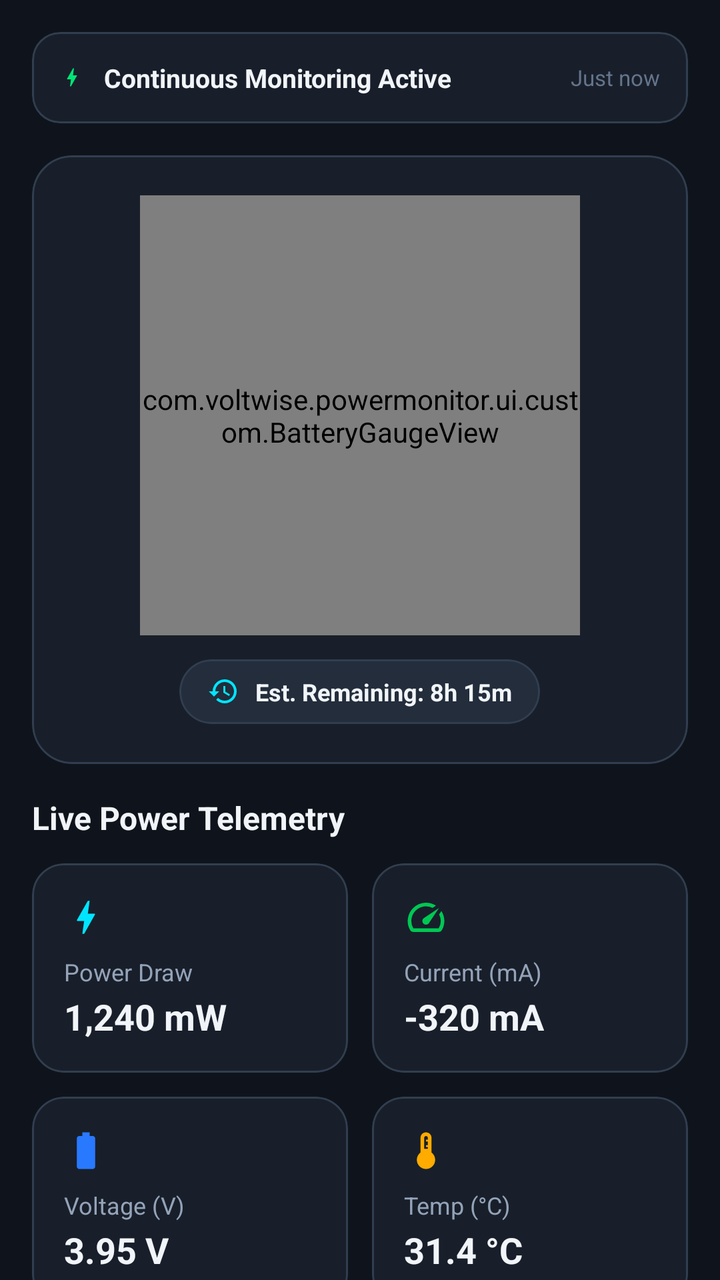
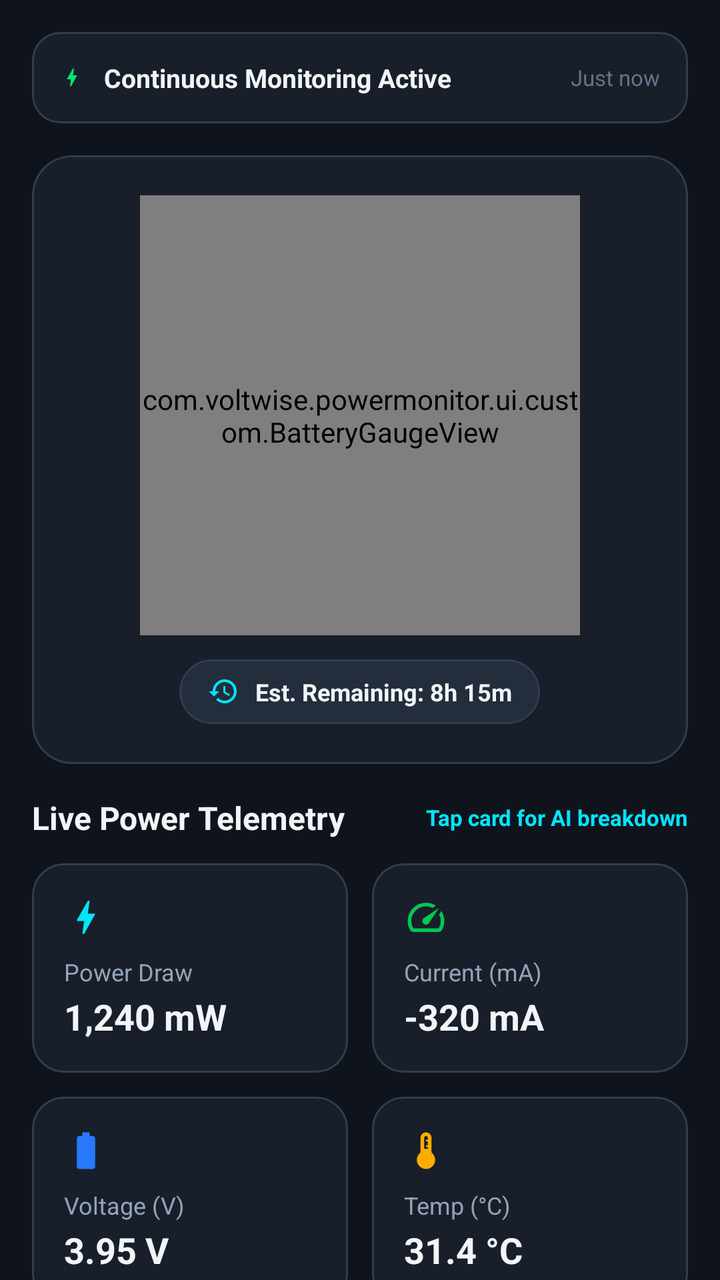

Two renders of the same Android screen: before a commit and after it. Below are the layout's source before the change and the commit's diff.
<!-- AndroidManifest.xml: application theme Theme.VoltWise -->
<!-- res/layout/fragment_dashboard.xml -->
<?xml version="1.0" encoding="utf-8"?>
<androidx.core.widget.NestedScrollView xmlns:android="http://schemas.android.com/apk/res/android"
    xmlns:app="http://schemas.android.com/apk/res-auto"
    android:layout_width="match_parent"
    android:layout_height="match_parent"
    android:fillViewport="true"
    android:background="@color/bg_dark">

    <LinearLayout
        android:layout_width="match_parent"
        android:layout_height="wrap_content"
        android:orientation="vertical"
        android:padding="16dp">

        
        <com.google.android.material.card.MaterialCardView
            android:id="@+id/cardStatusBanner"
            android:layout_width="match_parent"
            android:layout_height="wrap_content"
            app:cardBackgroundColor="@color/surface_dark"
            app:strokeColor="@color/card_stroke_dark"
            app:strokeWidth="1dp"
            app:cardCornerRadius="14dp"
            android:layout_marginBottom="16dp">

            <LinearLayout
                android:layout_width="match_parent"
                android:layout_height="wrap_content"
                android:orientation="horizontal"
                android:gravity="center_vertical"
                android:padding="14dp">

                <ImageView
                    android:id="@+id/ivStatusDot"
                    android:layout_width="12dp"
                    android:layout_height="12dp"
                    android:src="@drawable/ic_bolt"
                    app:tint="@color/battery_good" />

                <TextView
                    android:id="@+id/tvStatusBannerText"
                    android:layout_width="0dp"
                    android:layout_height="wrap_content"
                    android:layout_weight="1"
                    android:layout_marginStart="10dp"
                    android:text="@string/monitoring_active"
                    android:textColor="@color/text_primary_dark"
                    android:textSize="13sp"
                    android:textStyle="bold" />

                <TextView
                    android:id="@+id/tvLastSampleTime"
                    android:layout_width="wrap_content"
                    android:layout_height="wrap_content"
                    android:text="Just now"
                    android:textColor="@color/text_tertiary_dark"
                    android:textSize="11sp" />
            </LinearLayout>
        </com.google.android.material.card.MaterialCardView>

        
        <com.google.android.material.card.MaterialCardView
            android:layout_width="match_parent"
            android:layout_height="wrap_content"
            app:cardBackgroundColor="@color/surface_dark"
            app:strokeColor="@color/card_stroke_dark"
            app:strokeWidth="1dp"
            app:cardCornerRadius="20dp"
            android:layout_marginBottom="16dp">

            <LinearLayout
                android:layout_width="match_parent"
                android:layout_height="wrap_content"
                android:orientation="vertical"
                android:gravity="center_horizontal"
                android:padding="20dp">

                <com.voltwise.powermonitor.ui.custom.BatteryGaugeView
                    android:id="@+id/batteryGauge"
                    android:layout_width="220dp"
                    android:layout_height="220dp" />

                
                <com.google.android.material.card.MaterialCardView
                    android:layout_width="wrap_content"
                    android:layout_height="wrap_content"
                    app:cardBackgroundColor="@color/surface_variant_dark"
                    app:strokeColor="@color/card_stroke_dark"
                    app:strokeWidth="1dp"
                    app:cardCornerRadius="20dp"
                    android:layout_marginTop="12dp">

                    <LinearLayout
                        android:layout_width="wrap_content"
                        android:layout_height="wrap_content"
                        android:orientation="horizontal"
                        android:gravity="center_vertical"
                        android:paddingHorizontal="14dp"
                        android:paddingVertical="8dp">

                        <ImageView
                            android:layout_width="16dp"
                            android:layout_height="16dp"
                            android:src="@drawable/ic_history"
                            app:tint="@color/secondary" />

                        <TextView
                            android:id="@+id/tvRemainingEstimate"
                            android:layout_width="wrap_content"
                            android:layout_height="wrap_content"
                            android:layout_marginStart="8dp"
                            android:text="Est. Remaining: 8h 15m"
                            android:textColor="@color/text_primary_dark"
                            android:textSize="12sp"
                            android:textStyle="bold" />
                    </LinearLayout>
                </com.google.android.material.card.MaterialCardView>
            </LinearLayout>
        </com.google.android.material.card.MaterialCardView>

        
        <TextView
            android:layout_width="wrap_content"
            android:layout_height="wrap_content"
            android:text="@string/title_live_telemetry"
            android:textColor="@color/text_primary_dark"
            android:textSize="16sp"
            android:textStyle="bold"
            android:layout_marginBottom="12dp" />

        
        <LinearLayout
            android:layout_width="match_parent"
            android:layout_height="wrap_content"
            android:orientation="horizontal"
            android:layout_marginBottom="12dp">

            
            <com.google.android.material.card.MaterialCardView
                android:layout_width="0dp"
                android:layout_height="wrap_content"
                android:layout_weight="1"
                android:layout_marginEnd="6dp"
                app:cardBackgroundColor="@color/surface_dark"
                app:strokeColor="@color/card_stroke_dark"
                app:strokeWidth="1dp"
                app:cardCornerRadius="16dp">

                <LinearLayout
                    android:layout_width="match_parent"
                    android:layout_height="wrap_content"
                    android:orientation="vertical"
                    android:padding="16dp">

                    <ImageView
                        android:layout_width="22dp"
                        android:layout_height="22dp"
                        android:src="@drawable/ic_bolt"
                        app:tint="@color/secondary" />

                    <TextView
                        android:layout_width="wrap_content"
                        android:layout_height="wrap_content"
                        android:layout_marginTop="8dp"
                        android:text="@string/label_power"
                        android:textColor="@color/text_secondary_dark"
                        android:textSize="12sp" />

                    <TextView
                        android:id="@+id/tvPowerMw"
                        android:layout_width="wrap_content"
                        android:layout_height="wrap_content"
                        android:layout_marginTop="2dp"
                        android:text="1,240 mW"
                        android:textColor="@color/text_primary_dark"
                        android:textSize="18sp"
                        android:textStyle="bold" />
                </LinearLayout>
            </com.google.android.material.card.MaterialCardView>

            
            <com.google.android.material.card.MaterialCardView
                android:layout_width="0dp"
                android:layout_height="wrap_content"
                android:layout_weight="1"
                android:layout_marginStart="6dp"
                app:cardBackgroundColor="@color/surface_dark"
                app:strokeColor="@color/card_stroke_dark"
                app:strokeWidth="1dp"
                app:cardCornerRadius="16dp">

                <LinearLayout
                    android:layout_width="match_parent"
                    android:layout_height="wrap_content"
                    android:orientation="vertical"
                    android:padding="16dp">

                    <ImageView
                        android:layout_width="22dp"
                        android:layout_height="22dp"
                        android:src="@drawable/ic_speed"
                        app:tint="@color/primary" />

                    <TextView
                        android:layout_width="wrap_content"
                        android:layout_height="wrap_content"
                        android:layout_marginTop="8dp"
                        android:text="@string/label_current"
                        android:textColor="@color/text_secondary_dark"
                        android:textSize="12sp" />

                    <TextView
                        android:id="@+id/tvCurrentMa"
                        android:layout_width="wrap_content"
                        android:layout_height="wrap_content"
                        android:layout_marginTop="2dp"
                        android:text="-320 mA"
                        android:textColor="@color/text_primary_dark"
                        android:textSize="18sp"
                        android:textStyle="bold" />
                </LinearLayout>
            </com.google.android.material.card.MaterialCardView>
        </LinearLayout>

        
        <LinearLayout
            android:layout_width="match_parent"
            android:layout_height="wrap_content"
            android:orientation="horizontal"
            android:layout_marginBottom="12dp">

            
            <com.google.android.material.card.MaterialCardView
                android:layout_width="0dp"
                android:layout_height="wrap_content"
                android:layout_weight="1"
                android:layout_marginEnd="6dp"
                app:cardBackgroundColor="@color/surface_dark"
                app:strokeColor="@color/card_stroke_dark"
                app:strokeWidth="1dp"
                app:cardCornerRadius="16dp">

                <LinearLayout
                    android:layout_width="match_parent"
                    android:layout_height="wrap_content"
                    android:orientation="vertical"
                    android:padding="16dp">

                    <ImageView
                        android:layout_width="22dp"
                        android:layout_height="22dp"
                        android:src="@drawable/ic_battery_std"
                        app:tint="@color/accent_blue" />

                    <TextView
                        android:layout_width="wrap_content"
                        android:layout_height="wrap_content"
                        android:layout_marginTop="8dp"
                        android:text="@string/label_voltage"
                        android:textColor="@color/text_secondary_dark"
                        android:textSize="12sp" />

                    <TextView
                        android:id="@+id/tvVoltage"
                        android:layout_width="wrap_content"
                        android:layout_height="wrap_content"
                        android:layout_marginTop="2dp"
                        android:text="3.95 V"
                        android:textColor="@color/text_primary_dark"
                        android:textSize="18sp"
                        android:textStyle="bold" />
                </LinearLayout>
            </com.google.android.material.card.MaterialCardView>

            
            <com.google.android.material.card.MaterialCardView
                android:layout_width="0dp"
                android:layout_height="wrap_content"
                android:layout_weight="1"
                android:layout_marginStart="6dp"
                app:cardBackgroundColor="@color/surface_dark"
                app:strokeColor="@color/card_stroke_dark"
                app:strokeWidth="1dp"
                app:cardCornerRadius="16dp">

                <LinearLayout
                    android:layout_width="match_parent"
                    android:layout_height="wrap_content"
                    android:orientation="vertical"
                    android:padding="16dp">

                    <ImageView
                        android:layout_width="22dp"
                        android:layout_height="22dp"
                        android:src="@drawable/ic_thermostat"
                        app:tint="@color/temp_warm" />

                    <TextView
                        android:layout_width="wrap_content"
                        android:layout_height="wrap_content"
                        android:layout_marginTop="8dp"
                        android:text="@string/label_temperature"
                        android:textColor="@color/text_secondary_dark"
                        android:textSize="12sp" />

                    <TextView
                        android:id="@+id/tvTemperature"
                        android:layout_width="wrap_content"
                        android:layout_height="wrap_content"
                        android:layout_marginTop="2dp"
                        android:text="31.4 °C"
                        android:textColor="@color/text_primary_dark"
                        android:textSize="18sp"
                        android:textStyle="bold" />
                </LinearLayout>
            </com.google.android.material.card.MaterialCardView>
        </LinearLayout>

        
        <LinearLayout
            android:layout_width="match_parent"
            android:layout_height="wrap_content"
            android:orientation="horizontal"
            android:layout_marginBottom="24dp">

            
            <com.google.android.material.card.MaterialCardView
                android:layout_width="0dp"
                android:layout_height="wrap_content"
                android:layout_weight="1"
                android:layout_marginEnd="6dp"
                app:cardBackgroundColor="@color/surface_dark"
                app:strokeColor="@color/card_stroke_dark"
                app:strokeWidth="1dp"
                app:cardCornerRadius="16dp">

                <LinearLayout
                    android:layout_width="match_parent"
                    android:layout_height="wrap_content"
                    android:orientation="vertical"
                    android:padding="16dp">

                    <ImageView
                        android:layout_width="22dp"
                        android:layout_height="22dp"
                        android:src="@drawable/ic_check_circle"
                        app:tint="@color/battery_good" />

                    <TextView
                        android:layout_width="wrap_content"
                        android:layout_height="wrap_content"
                        android:layout_marginTop="8dp"
                        android:text="@string/label_health"
                        android:textColor="@color/text_secondary_dark"
                        android:textSize="12sp" />

                    <TextView
                        android:id="@+id/tvHealth"
                        android:layout_width="wrap_content"
                        android:layout_height="wrap_content"
                        android:layout_marginTop="2dp"
                        android:text="GOOD"
                        android:textColor="@color/text_primary_dark"
                        android:textSize="16sp"
                        android:textStyle="bold" />
                </LinearLayout>
            </com.google.android.material.card.MaterialCardView>

            
            <com.google.android.material.card.MaterialCardView
                android:layout_width="0dp"
                android:layout_height="wrap_content"
                android:layout_weight="1"
                android:layout_marginStart="6dp"
                app:cardBackgroundColor="@color/surface_dark"
                app:strokeColor="@color/card_stroke_dark"
                app:strokeWidth="1dp"
                app:cardCornerRadius="16dp">

                <LinearLayout
                    android:layout_width="match_parent"
                    android:layout_height="wrap_content"
                    android:orientation="vertical"
                    android:padding="16dp">

                    <ImageView
                        android:layout_width="22dp"
                        android:layout_height="22dp"
                        android:src="@drawable/ic_battery_charging"
                        app:tint="@color/secondary" />

                    <TextView
                        android:layout_width="wrap_content"
                        android:layout_height="wrap_content"
                        android:layout_marginTop="8dp"
                        android:text="@string/label_plug"
                        android:textColor="@color/text_secondary_dark"
                        android:textSize="12sp" />

                    <TextView
                        android:id="@+id/tvPlugSource"
                        android:layout_width="wrap_content"
                        android:layout_height="wrap_content"
                        android:layout_marginTop="2dp"
                        android:text="BATTERY"
                        android:textColor="@color/text_primary_dark"
                        android:textSize="16sp"
                        android:textStyle="bold" />
                </LinearLayout>
            </com.google.android.material.card.MaterialCardView>
        </LinearLayout>

    </LinearLayout>
</androidx.core.widget.NestedScrollView>
<!-- resources referenced by this layout -->
<resources>
  <color name="accent_blue">#2979FF</color>
  <color name="battery_good">#00E676</color>
  <color name="bg_dark">#0F141C</color>
  <color name="card_stroke_dark">#313E4F</color>
  <color name="primary">#00C853</color>
  <color name="secondary">#00E5FF</color>
  <color name="surface_dark">#181F2A</color>
  <color name="surface_variant_dark">#232D3B</color>
  <color name="temp_warm">#FFAB00</color>
  <color name="text_primary_dark">#F1F5F9</color>
  <color name="text_secondary_dark">#94A3B8</color>
  <color name="text_tertiary_dark">#64748B</color>
  <!-- drawable ic_battery_charging (drawable) -->
  <vector xmlns:android="http://schemas.android.com/apk/res/android"
      android:width="24dp"
      android:height="24dp"
      android:viewportWidth="24"
      android:viewportHeight="24">
      <path
          android:fillColor="#FFFFFFFF"
          android:pathData="M15.67,4H14V2h-4v2H8.33C7.6,4 7,4.6 7,5.33v15.33C7,21.4 7.6,22 8.33,22h7.33c0.74,0 1.34,-0.6 1.34,-1.33V5.33C17,4.6 16.4,4 15.67,4zm-2.67,11h-2v3l-3,-5h2V9l3,5z"/>
  </vector>
  <!-- drawable ic_battery_std (drawable) -->
  <vector xmlns:android="http://schemas.android.com/apk/res/android"
      android:width="24dp"
      android:height="24dp"
      android:viewportWidth="24"
      android:viewportHeight="24">
      <path
          android:fillColor="#FFFFFFFF"
          android:pathData="M15.67,4H14V2h-4v2H8.33C7.6,4 7,4.6 7,5.33v15.33C7,21.4 7.6,22 8.33,22h7.33c0.74,0 1.34,-0.6 1.34,-1.33V5.33C17,4.6 16.4,4 15.67,4z"/>
  </vector>
  <!-- drawable ic_bolt (drawable) -->
  <vector xmlns:android="http://schemas.android.com/apk/res/android"
      android:width="24dp"
      android:height="24dp"
      android:viewportWidth="24"
      android:viewportHeight="24">
      <path
          android:fillColor="#FFFFFFFF"
          android:pathData="M11,21h-1l1,-7H7.5c-0.58,0 -0.57,-0.32 -0.38,-0.66 0.19,-0.34 0.05,-0.08 0.07,-0.12C8.48,10.94 10.42,7.54 13,3h1l-1,7h3.5c0.49,0 0.56,0.33 0.31,0.68l-0.12,0.17L11,21z"/>
  </vector>
  <!-- drawable ic_check_circle (drawable) -->
  <vector xmlns:android="http://schemas.android.com/apk/res/android"
      android:width="24dp"
      android:height="24dp"
      android:viewportWidth="24"
      android:viewportHeight="24">
      <path
          android:fillColor="#FFFFFFFF"
          android:pathData="M12,2C6.48,2 2,6.48 2,12s4.48,10 10,10 10,-4.48 10,-10S17.52,2 12,2zm-2,15l-5,-5 1.41,-1.41L10,14.17l7.59,-7.59L19,8l-9,9z"/>
  </vector>
  <!-- drawable ic_thermostat (drawable) -->
  <vector xmlns:android="http://schemas.android.com/apk/res/android"
      android:width="24dp"
      android:height="24dp"
      android:viewportWidth="24"
      android:viewportHeight="24">
      <path
          android:fillColor="#FFFFFFFF"
          android:pathData="M15,13V5c0,-1.66 -1.34,-3 -3,-3S9,3.34 9,5v8c-1.21,0.91 -2,2.37 -2,4 0,2.76 2.24,5 5,5s5,-2.24 5,-5c0,-1.63 -0.79,-3.09 -2,-4zm-4,-2V5c0,-0.55 0.45,-1 1,-1s1,0.45 1,1v1h-1v1h1v2h-1v1h1v1h-2z"/>
  </vector>
  <string name="label_current">Current (mA)</string>
  <string name="label_health">Health</string>
  <string name="label_plug">Source</string>
  <string name="label_power">Power Draw</string>
  <string name="label_temperature">Temp (°C)</string>
  <string name="label_voltage">Voltage (V)</string>
  <string name="monitoring_active">Continuous Monitoring Active</string>
  <string name="title_live_telemetry">Live Power Telemetry</string>
  <color name="on_primary">#FFFFFF</color>
  <color name="on_secondary">#000000</color>
  <color name="bg_light">#F8FAFC</color>
  <color name="surface_light">#FFFFFF</color>
  <color name="surface_variant_light">#EDF2F7</color>
  <color name="card_stroke_light">#E2E8F0</color>
  <!-- unchanged entries left out for length: 3 -->
</resources>

<!-- the commit's change to res/layout/fragment_dashboard.xml (unified diff, before → after) -->
@@ -17,6 +17,9 @@
             android:id="@+id/cardStatusBanner"
             android:layout_width="match_parent"
             android:layout_height="wrap_content"
+            android:clickable="true"
+            android:focusable="true"
+            android:foreground="?attr/selectableItemBackground"
             app:cardBackgroundColor="@color/surface_dark"
             app:strokeColor="@color/card_stroke_dark"
             app:strokeWidth="1dp"
@@ -60,8 +63,12 @@
 
         
         <com.google.android.material.card.MaterialCardView
-            android:layout_width="match_parent"
-            android:layout_height="wrap_content"
+            android:id="@+id/cardBatteryGauge"
+            android:layout_width="match_parent"
+            android:layout_height="wrap_content"
+            android:clickable="true"
+            android:focusable="true"
+            android:foreground="?attr/selectableItemBackground"
             app:cardBackgroundColor="@color/surface_dark"
             app:strokeColor="@color/card_stroke_dark"
             app:strokeWidth="1dp"
@@ -82,8 +89,12 @@
 
                 
                 <com.google.android.material.card.MaterialCardView
+                    android:id="@+id/cardRemainingEstimate"
                     android:layout_width="wrap_content"
                     android:layout_height="wrap_content"
+                    android:clickable="true"
+                    android:focusable="true"
+                    android:foreground="?attr/selectableItemBackground"
                     app:cardBackgroundColor="@color/surface_variant_dark"
                     app:strokeColor="@color/card_stroke_dark"
                     app:strokeWidth="1dp"
@@ -119,14 +130,30 @@
         </com.google.android.material.card.MaterialCardView>
 
         
-        <TextView
-            android:layout_width="wrap_content"
-            android:layout_height="wrap_content"
-            android:text="@string/title_live_telemetry"
-            android:textColor="@color/text_primary_dark"
-            android:textSize="16sp"
-            android:textStyle="bold"
-            android:layout_marginBottom="12dp" />
+        <LinearLayout
+            android:layout_width="match_parent"
+            android:layout_height="wrap_content"
+            android:orientation="horizontal"
+            android:gravity="center_vertical"
+            android:layout_marginBottom="12dp">
+
+            <TextView
+                android:layout_width="0dp"
+                android:layout_height="wrap_content"
+                android:layout_weight="1"
+                android:text="@string/title_live_telemetry"
+                android:textColor="@color/text_primary_dark"
+                android:textSize="16sp"
+                android:textStyle="bold" />
+
+            <TextView
+                android:layout_width="wrap_content"
+                android:layout_height="wrap_content"
+                android:text="Tap card for AI breakdown"
+                android:textColor="@color/secondary"
+                android:textSize="11sp"
+                android:textStyle="bold" />
+        </LinearLayout>
 
         
         <LinearLayout
@@ -137,10 +164,14 @@
 
             
             <com.google.android.material.card.MaterialCardView
+                android:id="@+id/cardPower"
                 android:layout_width="0dp"
                 android:layout_height="wrap_content"
                 android:layout_weight="1"
                 android:layout_marginEnd="6dp"
+                android:clickable="true"
+                android:focusable="true"
+                android:foreground="?attr/selectableItemBackground"
                 app:cardBackgroundColor="@color/surface_dark"
                 app:strokeColor="@color/card_stroke_dark"
                 app:strokeWidth="1dp"
@@ -180,10 +211,14 @@
 
             
             <com.google.android.material.card.MaterialCardView
+                android:id="@+id/cardCurrent"
                 android:layout_width="0dp"
                 android:layout_height="wrap_content"
                 android:layout_weight="1"
                 android:layout_marginStart="6dp"
+                android:clickable="true"
+                android:focusable="true"
+                android:foreground="?attr/selectableItemBackground"
                 app:cardBackgroundColor="@color/surface_dark"
                 app:strokeColor="@color/card_stroke_dark"
                 app:strokeWidth="1dp"
@@ -231,10 +266,14 @@
 
             
             <com.google.android.material.card.MaterialCardView
+                android:id="@+id/cardVoltage"
                 android:layout_width="0dp"
                 android:layout_height="wrap_content"
                 android:layout_weight="1"
                 android:layout_marginEnd="6dp"
+                android:clickable="true"
+                android:focusable="true"
+                android:foreground="?attr/selectableItemBackground"
                 app:cardBackgroundColor="@color/surface_dark"
                 app:strokeColor="@color/card_stroke_dark"
                 app:strokeWidth="1dp"
@@ -274,10 +313,14 @@
 
             
             <com.google.android.material.card.MaterialCardView
+                android:id="@+id/cardTemperature"
                 android:layout_width="0dp"
                 android:layout_height="wrap_content"
                 android:layout_weight="1"
                 android:layout_marginStart="6dp"
+                android:clickable="true"
+                android:focusable="true"
+                android:foreground="?attr/selectableItemBackground"
                 app:cardBackgroundColor="@color/surface_dark"
                 app:strokeColor="@color/card_stroke_dark"
                 app:strokeWidth="1dp"
@@ -325,10 +368,14 @@
 
             
             <com.google.android.material.card.MaterialCardView
+                android:id="@+id/cardHealth"
                 android:layout_width="0dp"
                 android:layout_height="wrap_content"
                 android:layout_weight="1"
                 android:layout_marginEnd="6dp"
+                android:clickable="true"
+                android:focusable="true"
+                android:foreground="?attr/selectableItemBackground"
                 app:cardBackgroundColor="@color/surface_dark"
                 app:strokeColor="@color/card_stroke_dark"
                 app:strokeWidth="1dp"
@@ -368,10 +415,14 @@
 
             
             <com.google.android.material.card.MaterialCardView
+                android:id="@+id/cardPlugSource"
                 android:layout_width="0dp"
                 android:layout_height="wrap_content"
                 android:layout_weight="1"
                 android:layout_marginStart="6dp"
+                android:clickable="true"
+                android:focusable="true"
+                android:foreground="?attr/selectableItemBackground"
                 app:cardBackgroundColor="@color/surface_dark"
                 app:strokeColor="@color/card_stroke_dark"
                 app:strokeWidth="1dp"
